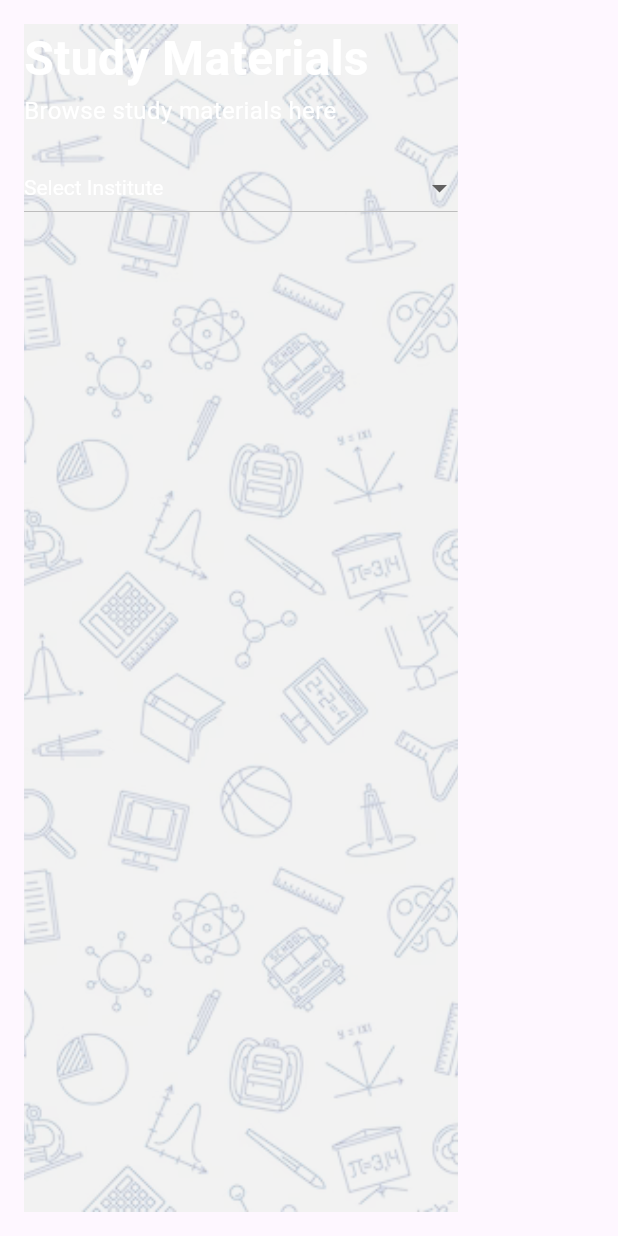
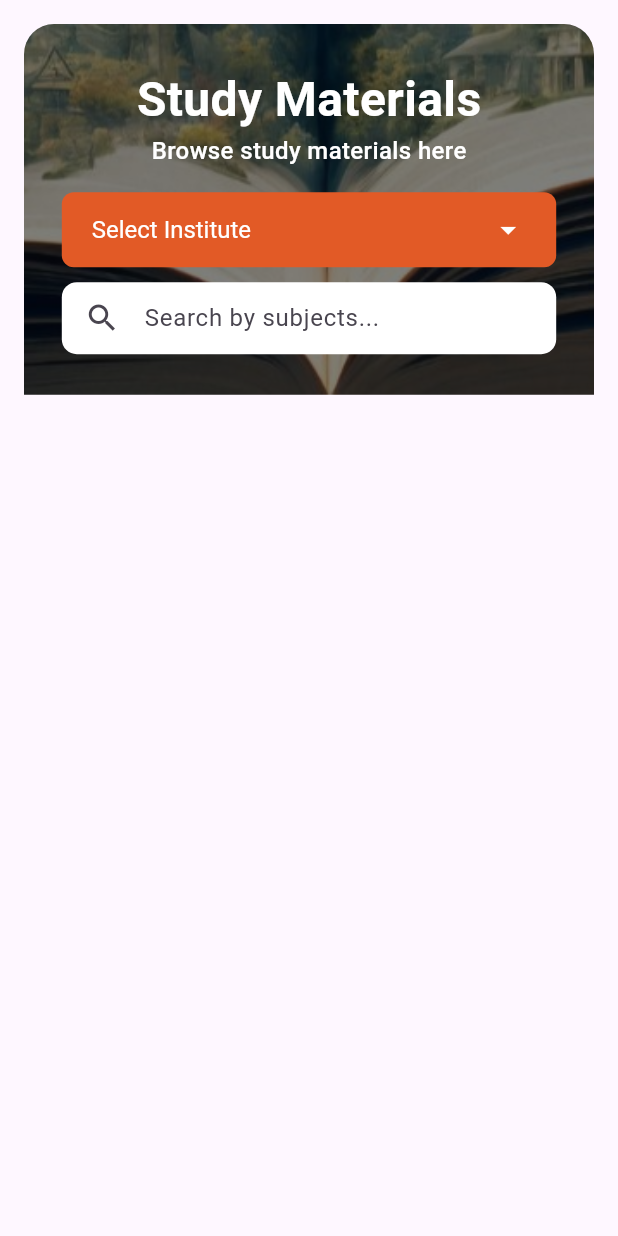
Before and after one commit to yimkumer/Alive_app, a Flutter app: the StudyMaterial screen opened directly, on a phone screen of 412 x 824 dp. Run offline on Flutter 3.47's test engine with Material 3 defaults, Android fonts, the phone set to English and light mode, and no system bars; our stand-ins replace percent_indicator; project files that could hold a hidden picture were left out.

Commit message:
updated study material section

```diff
--- a/alive_app/lib/components/student_section/modules/study_material/study_material.dart
+++ b/alive_app/lib/components/student_section/modules/study_material/study_material.dart
@@ -1,4 +1,5 @@
 import 'package:flutter/material.dart';
+import 'package:flutter/widgets.dart';
 
 class StudyMaterial extends StatefulWidget {
   const StudyMaterial({super.key});
@@ -14,19 +15,27 @@ class _StudyMaterialState extends State<StudyMaterial> {
   Widget build(BuildContext context) {
     return Scaffold(
       body: Stack(
+        alignment: Alignment.center,
         children: <Widget>[
           // Form
           Padding(
             padding: const EdgeInsets.all(16.0),
             child: Container(
-              decoration: const BoxDecoration(
+              width: MediaQuery.of(context).size.width * 1,
+              height: MediaQuery.of(context).size.height * 0.3,
+              decoration: BoxDecoration(
                 image: DecorationImage(
-                  image: AssetImage('assets/bg.png'),
+                    image: const AssetImage('assets/book.jpg'),
                     fit: BoxFit.cover,
+                    colorFilter: ColorFilter.mode(
+                        Colors.black.withOpacity(0.5), BlendMode.darken)),
+                borderRadius: const BorderRadius.only(
+                  topLeft: Radius.circular(20.0),
+                  topRight: Radius.circular(20.0),
                 ),
               ),
               child: Column(
-                crossAxisAlignment: CrossAxisAlignment.start,
+                mainAxisAlignment: MainAxisAlignment.center,
                 children: <Widget>[
                   const Text(
                     'Study Materials',
@@ -41,12 +50,19 @@ class _StudyMaterialState extends State<StudyMaterial> {
                     style: TextStyle(
                         color: Colors.white,
                         fontSize: 16.0,
-                    ),
+                        fontWeight: FontWeight.w500),
                   ),
                   const SizedBox(height: 16.0),
-                  DropdownButton<String>(
-                    dropdownColor: Colors.black,
-                    style: const TextStyle(color: Colors.white),
+                  Container(
+                    padding: const EdgeInsets.symmetric(horizontal: 20),
+                    width: MediaQuery.of(context).size.width * 0.8,
+                    decoration: BoxDecoration(
+                      color: const Color(0xFFE25A26),
+                      borderRadius: BorderRadius.circular(8.0),
+                    ),
+                    child: DropdownButtonHideUnderline(
+                      child: DropdownButton<String>(
+                        style: const TextStyle(color: Colors.black),
                         items: <String>[
                           'Acharya Institute Of Technology',
                           'Acharya Institute of Graduate Studies',
@@ -71,7 +87,30 @@ class _StudyMaterialState extends State<StudyMaterial> {
                         },
                         hint: const Text(
                           'Select Institute',
-                      style: TextStyle(color: Colors.white),
+                          style: TextStyle(color: Colors.white, fontSize: 16),
+                        ),
+                        dropdownColor: Colors.white,
+                        elevation: 8,
+                        isExpanded: true,
+                        itemHeight: 50,
+                        iconEnabledColor: Colors.white,
+                      ),
+                    ),
+                  ),
+                  const SizedBox(height: 10.0),
+                  Container(
+                    padding: const EdgeInsets.symmetric(horizontal: 15),
+                    width: MediaQuery.of(context).size.width * 0.8,
+                    decoration: BoxDecoration(
+                      color: Colors.white,
+                      borderRadius: BorderRadius.circular(10),
+                    ),
+                    child: const TextField(
+                      decoration: InputDecoration(
+                        hintText: 'Search by subjects...',
+                        border: InputBorder.none,
+                        icon: Icon(Icons.search),
+                      ),
                     ),
                   ),
                 ],
```
Lines whose indentation alone changed are shown as unchanged.
